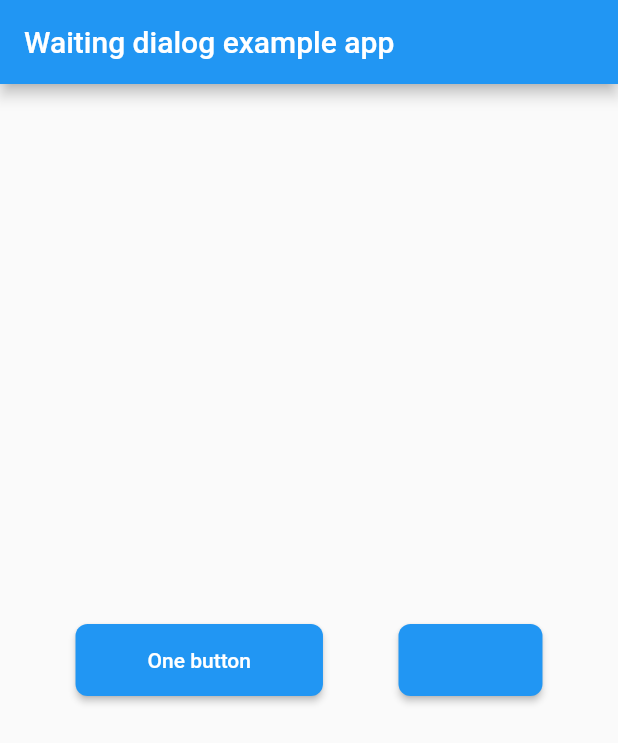
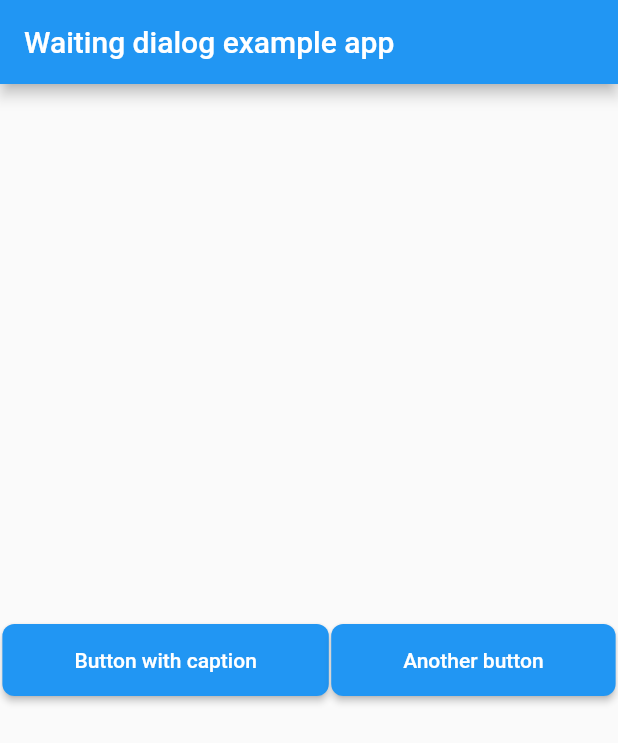
Before and after one commit to johnmoscoso911/waiting_dialog, a Flutter app: the screen it shows after launch, on a phone screen of 412 x 824 dp. Shown: the top 743 px of the screen. Run offline on Flutter 3.47's test engine with Material 2 defaults, Android fonts, the light colour scheme and no system bars.

```diff
--- a/example/lib/main.dart
+++ b/example/lib/main.dart
@@ -57,7 +57,10 @@ class _MyAppState extends State<MyApp> {
         body: Center(
           child: Row(
             mainAxisAlignment: MainAxisAlignment.spaceEvenly,
-            children: <Widget>[button('One button'), button()],
+            children: <Widget>[
+              button('Button with caption'),
+              button('Another button')
+            ],
           ),
         ),
       ),
```
Also changed, not shown: images/Screenshot_1548853779.png (added), images/Screenshot_1548853785.png (added), images/insane_developer.png (added), 2 other files.
